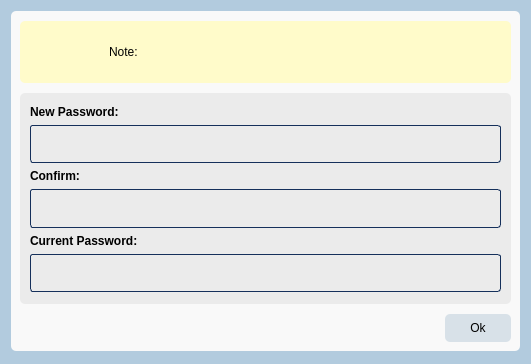
This is EALS UI/v0.4/admin_change_pass.ui in maeven-tapa/cpet8_group8_workspace as Qt 5 draws it before an edit. The edited form follows.
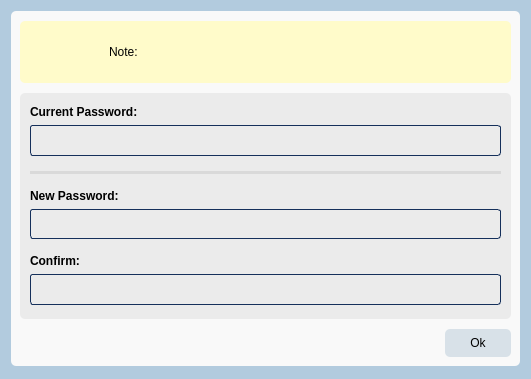
This is the edited form. Icons and pictures are not drawn.

```diff
--- a/EALS UI/v0.4/admin_change_pass.ui
+++ b/EALS UI/v0.4/admin_change_pass.ui
@@ -7,7 +7,7 @@
     <x>0</x>
     <y>0</y>
     <width>531</width>
-    <height>364</height>
+    <height>379</height>
    </rect>
   </property>
   <property name="sizePolicy">
@@ -155,7 +155,10 @@
          <string notr="true">background-color: rgb(235, 235, 235);
 border-radius: 5px;</string>
         </property>
-        <layout class="QVBoxLayout" name="verticalLayout" stretch="0,1,0,1,0,1">
+        <layout class="QVBoxLayout" name="verticalLayout" stretch="0,1,0,0,0,0,1,0,0,1">
+         <property name="spacing">
+          <number>6</number>
+         </property>
          <property name="leftMargin">
           <number>10</number>
          </property>
@@ -166,7 +169,7 @@
           <number>10</number>
          </property>
          <property name="bottomMargin">
-          <number>12</number>
+          <number>14</number>
          </property>
          <item>
           <widget class="QLabel" name="label_2">
@@ -176,6 +179,63 @@
             </font>
            </property>
            <property name="text">
+            <string>Current Password:</string>
+           </property>
+          </widget>
+         </item>
+         <item>
+          <widget class="QLineEdit" name="change_pass_cp_box">
+           <property name="sizePolicy">
+            <sizepolicy hsizetype="Expanding" vsizetype="Expanding">
+             <horstretch>0</horstretch>
+             <verstretch>0</verstretch>
+            </sizepolicy>
+           </property>
+           <property name="styleSheet">
+            <string notr="true">background-color: rgb(235, 235, 235);
+border: 1px solid #15305b;
+border-radius: 3px;</string>
+           </property>
+           <property name="echoMode">
+            <enum>QLineEdit::EchoMode::Password</enum>
+           </property>
+           <property name="clearButtonEnabled">
+            <bool>true</bool>
+           </property>
+          </widget>
+         </item>
+         <item>
+          <widget class="Line" name="line_2">
+           <property name="orientation">
+            <enum>Qt::Orientation::Horizontal</enum>
+           </property>
+          </widget>
+         </item>
+         <item>
+          <widget class="Line" name="line">
+           <property name="styleSheet">
+            <string notr="true">background-color: rgb(217, 217, 217);</string>
+           </property>
+           <property name="orientation">
+            <enum>Qt::Orientation::Horizontal</enum>
+           </property>
+          </widget>
+         </item>
+         <item>
+          <widget class="Line" name="line_3">
+           <property name="orientation">
+            <enum>Qt::Orientation::Horizontal</enum>
+           </property>
+          </widget>
+         </item>
+         <item>
+          <widget class="QLabel" name="label_3">
+           <property name="font">
+            <font>
+             <bold>true</bold>
+            </font>
+           </property>
+           <property name="text">
             <string>New Password:</string>
            </property>
           </widget>
@@ -202,35 +262,9 @@
           </widget>
          </item>
          <item>
-          <widget class="QLabel" name="label_3">
-           <property name="font">
-            <font>
-             <bold>true</bold>
-            </font>
-           </property>
-           <property name="text">
-            <string>Confirm:</string>
-           </property>
-          </widget>
-         </item>
-         <item>
-          <widget class="QLineEdit" name="change_pass_confirm_box">
-           <property name="sizePolicy">
-            <sizepolicy hsizetype="Expanding" vsizetype="Expanding">
-             <horstretch>0</horstretch>
-             <verstretch>0</verstretch>
-            </sizepolicy>
-           </property>
-           <property name="styleSheet">
-            <string notr="true">background-color: rgb(235, 235, 235);
-border: 1px solid #15305b;
-border-radius: 3px;</string>
-           </property>
-           <property name="echoMode">
-            <enum>QLineEdit::EchoMode::Password</enum>
-           </property>
-           <property name="clearButtonEnabled">
-            <bool>true</bool>
+          <widget class="Line" name="line_4">
+           <property name="orientation">
+            <enum>Qt::Orientation::Horizontal</enum>
            </property>
           </widget>
          </item>
@@ -248,12 +282,12 @@
             </font>
            </property>
            <property name="text">
-            <string>Current Password:</string>
+            <string>Confirm:</string>
            </property>
           </widget>
          </item>
          <item>
-          <widget class="QLineEdit" name="change_pass_cp_box">
+          <widget class="QLineEdit" name="change_pass_confirm_box">
            <property name="sizePolicy">
             <sizepolicy hsizetype="Expanding" vsizetype="Expanding">
              <horstretch>0</horstretch>
```
